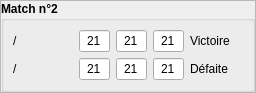
Qt form mainwindow/btmQMatchWidget2.ui (dsarrut/btm) before a commit.
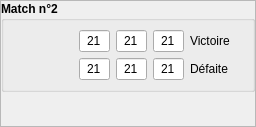
The same form after that commit. Icons and pictures are not drawn. Custom widgets are drawn as their Qt base class.

Patch:
```diff
--- a/mainwindow/btmQMatchWidget2.ui
+++ b/mainwindow/btmQMatchWidget2.ui
@@ -7,12 +7,15 @@
     <x>0</x>
     <y>0</y>
     <width>256</width>
-    <height>87</height>
+    <height>127</height>
    </rect>
   </property>
   <property name="windowTitle">
    <string>Frame</string>
   </property>
+  <property name="autoFillBackground">
+   <bool>true</bool>
+  </property>
   <property name="frameShape">
    <enum>QFrame::StyledPanel</enum>
   </property>
@@ -61,21 +64,13 @@
         <item>
          <layout class="QHBoxLayout" name="horizontalLayout_5">
           <item>
-           <layout class="QHBoxLayout" name="horizontalLayout">
-            <item>
-             <widget class="QLabel" name="labelTeam1">
-              <property name="font">
-               <font>
-                <weight>50</weight>
-                <bold>false</bold>
-               </font>
-              </property>
-              <property name="text">
-               <string>/</string>
-              </property>
-             </widget>
-            </item>
-           </layout>
+           <widget class="QPlayerWidget" name="widgetPlayer2" native="true"/>
+          </item>
+          <item>
+           <widget class="QPlayerWidget" name="widgetPlayer1" native="true"/>
+          </item>
+          <item>
+           <layout class="QHBoxLayout" name="horizontalLayout"/>
           </item>
           <item>
            <spacer name="horizontalSpacer_4">
@@ -95,21 +90,13 @@
         <item>
          <layout class="QHBoxLayout" name="horizontalLayout_6">
           <item>
-           <layout class="QHBoxLayout" name="horizontalLayout_4">
-            <item>
-             <widget class="QLabel" name="labelTeam2">
-              <property name="font">
-               <font>
-                <weight>50</weight>
-                <bold>false</bold>
-               </font>
-              </property>
-              <property name="text">
-               <string>/</string>
-              </property>
-             </widget>
-            </item>
-           </layout>
+           <widget class="QPlayerWidget" name="widgetPlayer4" native="true"/>
+          </item>
+          <item>
+           <widget class="QPlayerWidget" name="widgetPlayer3" native="true"/>
+          </item>
+          <item>
+           <layout class="QHBoxLayout" name="horizontalLayout_4"/>
           </item>
           <item>
            <spacer name="horizontalSpacer_3">
@@ -390,6 +377,14 @@
    </item>
   </layout>
  </widget>
+ <customwidgets>
+  <customwidget>
+   <class>QPlayerWidget</class>
+   <extends>QWidget</extends>
+   <header>btmQPlayerWidget.h</header>
+   <container>1</container>
+  </customwidget>
+ </customwidgets>
  <resources>
   <include location="resource.qrc"/>
  </resources>
```
